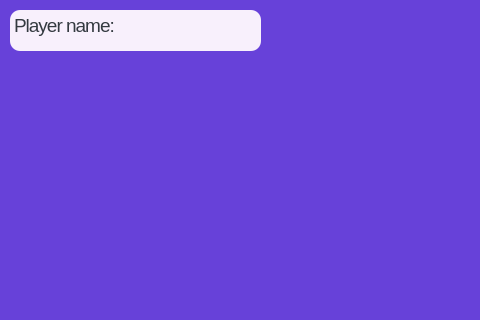
arturgesiarz/Magic_Dice, file predraw3window.ui: the form before one commit; both pictures show x 0 to 480 and y 0 to 320 of the 800 by 600 pixel window.
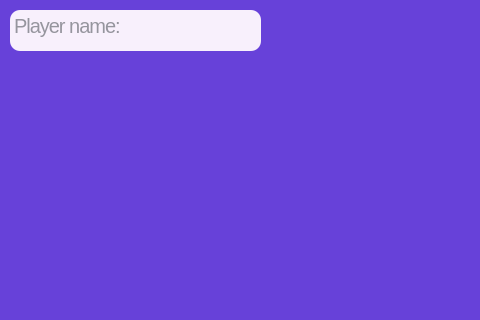
The form after the commit. Icons and pictures are not drawn.

```diff
--- a/predraw3window.ui
+++ b/predraw3window.ui
@@ -73,6 +73,12 @@
 border-radius: 10px;
 </string>
     </property>
+    <property name="readOnly">
+     <bool>true</bool>
+    </property>
+    <property name="markdown">
+     <string/>
+    </property>
     <property name="html">
      <string>&lt;!DOCTYPE HTML PUBLIC &quot;-//W3C//DTD HTML 4.0//EN&quot; &quot;http://www.w3.org/TR/REC-html40/strict.dtd&quot;&gt;
 &lt;html&gt;&lt;head&gt;&lt;meta name=&quot;qrichtext&quot; content=&quot;1&quot; /&gt;&lt;meta charset=&quot;utf-8&quot; /&gt;&lt;style type=&quot;text/css&quot;&gt;
@@ -81,10 +87,10 @@
 li.unchecked::marker { content: &quot;\2610&quot;; }
 li.checked::marker { content: &quot;\2612&quot;; }
 &lt;/style&gt;&lt;/head&gt;&lt;body style=&quot; font-family:'.AppleSystemUIFont'; font-size:20px; font-weight:400; font-style:normal; letter-spacing:-1px;&quot;&gt;
-&lt;p style=&quot; margin-top:0px; margin-bottom:0px; margin-left:0px; margin-right:0px; -qt-block-indent:0; text-indent:0px;&quot;&gt;&lt;span style=&quot; font-size:14pt;&quot;&gt;Player name:&lt;/span&gt;&lt;/p&gt;&lt;/body&gt;&lt;/html&gt;</string>
+&lt;p style=&quot;-qt-paragraph-type:empty; margin-top:0px; margin-bottom:0px; margin-left:0px; margin-right:0px; -qt-block-indent:0; text-indent:0px;&quot;&gt;&lt;br /&gt;&lt;/p&gt;&lt;/body&gt;&lt;/html&gt;</string>
     </property>
     <property name="placeholderText">
-     <string/>
+     <string>Player name:  </string>
     </property>
    </widget>
    <widget class="QLabel" name="dice2">
```
Left out of the diff: 2 changed lines with no effect on the pictures.
